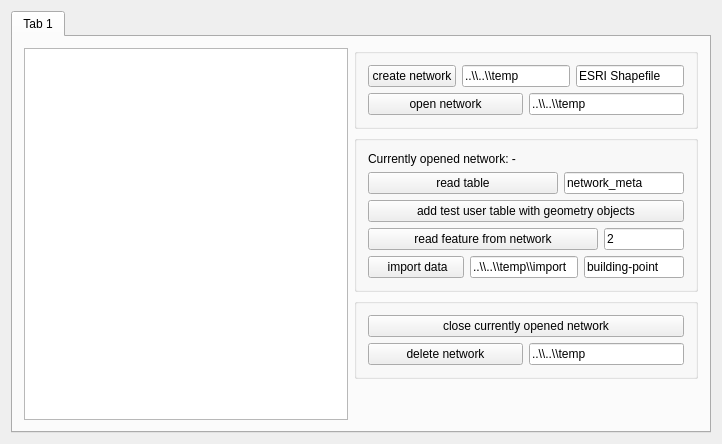
Komzpa/gnm, file app/model_test/widget.ui: the form before one commit.
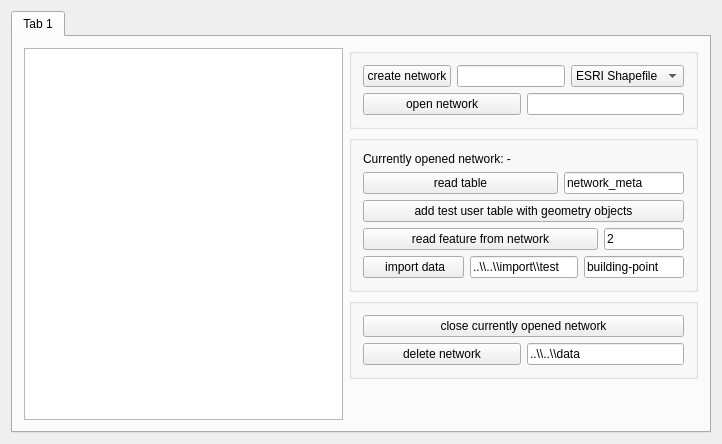
The form after the commit.

Diff of the .ui file:
```diff
--- a/app/model_test/widget.ui
+++ b/app/model_test/widget.ui
@@ -66,15 +66,38 @@
               <item>
                <widget class="QLineEdit" name="lineEdit_5">
                 <property name="text">
-                 <string>..\\..\\temp</string>
+                 <string/>
                 </property>
                </widget>
               </item>
               <item>
-               <widget class="QLineEdit" name="lineEdit_6">
-                <property name="text">
-                 <string>ESRI Shapefile</string>
+               <widget class="QComboBox" name="comboBox">
+                <property name="sizePolicy">
+                 <sizepolicy hsizetype="Expanding" vsizetype="Fixed">
+                  <horstretch>0</horstretch>
+                  <verstretch>0</verstretch>
+                 </sizepolicy>
                 </property>
+                <item>
+                 <property name="text">
+                  <string>ESRI Shapefile</string>
+                 </property>
+                </item>
+                <item>
+                 <property name="text">
+                  <string>PostgreSQL</string>
+                 </property>
+                </item>
+                <item>
+                 <property name="text">
+                  <string>GeoJSON</string>
+                 </property>
+                </item>
+                <item>
+                 <property name="text">
+                  <string>SQLite</string>
+                 </property>
+                </item>
                </widget>
               </item>
              </layout>
@@ -97,7 +120,7 @@
               <item>
                <widget class="QLineEdit" name="lineEdit_8">
                 <property name="text">
-                 <string>..\\..\\temp</string>
+                 <string/>
                 </property>
                </widget>
               </item>
@@ -228,7 +251,7 @@
                  </size>
                 </property>
                 <property name="text">
-                 <string>..\\..\\temp\\import</string>
+                 <string>..\\..\\import\\test</string>
                 </property>
                </widget>
               </item>
@@ -281,7 +304,7 @@
               <item>
                <widget class="QLineEdit" name="lineEdit_7">
                 <property name="text">
-                 <string>..\\..\\temp</string>
+                 <string>..\\..\\data</string>
                 </property>
                </widget>
               </item>
```
